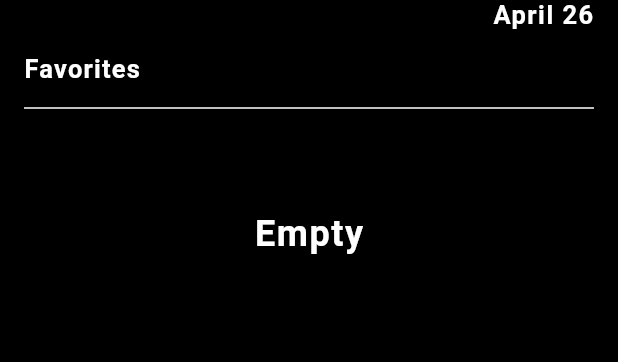
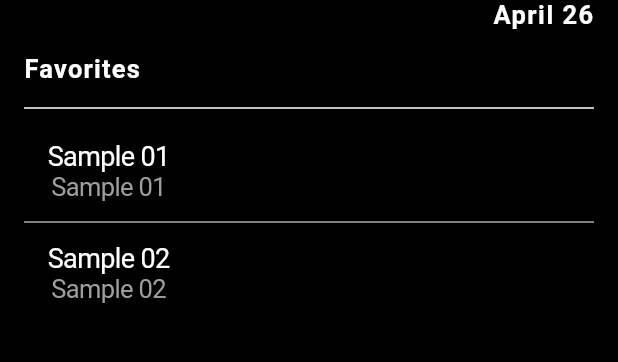
Before and after one commit to adityadave-usc/adityadave-usc.github.io, a Flutter app: the screen it shows after launch, on a phone screen of 412 x 824 dp, the part 120-482 px from its top. Run offline on Flutter 3.47's test engine with Material 2 defaults, Android fonts, the phone set to English and light mode, and no system bars; our stand-ins replace flutter_spinkit, image_picker, shared_preferences.

Commit message:
fix stock watchlist dialog

```diff
--- a/CSCI571/HwO4/stock_watch/lib/pages/home.dart
+++ b/CSCI571/HwO4/stock_watch/lib/pages/home.dart
@@ -11,7 +11,7 @@ class HomePage extends StatefulWidget {
 }
 
 class _HomePageState extends State<HomePage> {
-  final List<String> favorites = <String>[/*'Sample 01', 'Sample 02'*/];
+  final List<String> favorites = <String>['Sample 01', 'Sample 02'];
 
   @override
   Widget build(BuildContext context) {
@@ -71,7 +71,6 @@ class _HomePageState extends State<HomePage> {
                     TextStyle(letterSpacing: 0.8, fontWeight: FontWeight.bold),
               ),
               const Divider(height: 32.0, color: Colors.white, thickness: 1.0),
-              // ListView.builder(itemBuilder: (itemBuilder),
               favorites.isEmpty
                   ? const Center(
                       child: Text(
--- a/CSCI571/HwO4/stock_watch/lib/pages/search.dart
+++ b/CSCI571/HwO4/stock_watch/lib/pages/search.dart
@@ -10,8 +10,8 @@ class SearchPage extends StatefulWidget {
 
 class _SearchPageState extends State<SearchPage> {
   final List<String> suggestions = <String>[
-    // 'Suggestion 01 | Suggest 01',
-    // 'Suggestion 02 | Suggest 01'
+    'Suggestion 01 | Suggest 01',
+    'Suggestion 02 | Suggest 01'
   ];
 
   @override
--- a/CSCI571/HwO4/stock_watch/lib/pages/stock_details.dart
+++ b/CSCI571/HwO4/stock_watch/lib/pages/stock_details.dart
@@ -37,7 +37,10 @@ class _StockDetailsState extends State<StockDetails> {
                 showCupertinoDialog<void>(
                   context: context,
                   builder: (BuildContext context) => CupertinoAlertDialog(
-                    content: const Text('AMZN added to the watchlist.'),
+                    content: const Text(
+                      'AMZN added to the watchlist.',
+                      style: TextStyle(fontSize: 16.0),
+                    ),
                     actions: <CupertinoDialogAction>[
                       CupertinoDialogAction(
                         child: const Text('Okay'),
```
